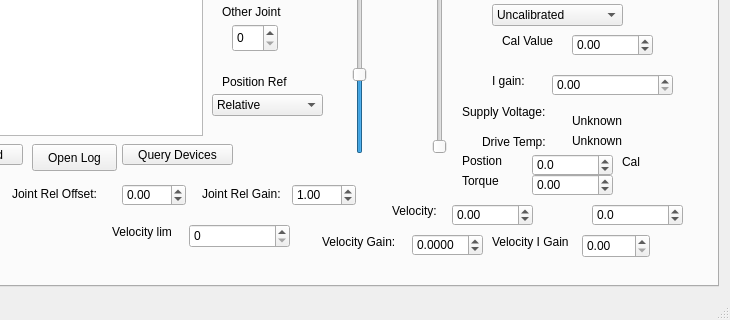
Before: the Qt Designer form Bark/mainwindow.ui in craftit/DogBotSoftware, drawn with Qt 5; both pictures show x 111 to 841 and y 280 to 600 of the 841 by 600 pixel window.
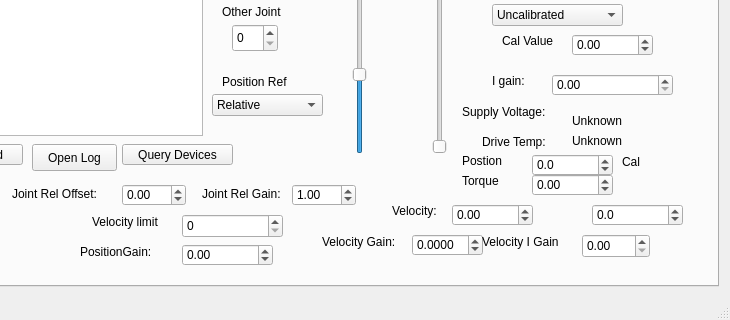
After: the same form once the commit is applied.

```diff
--- a/Bark/mainwindow.ui
+++ b/Bark/mainwindow.ui
@@ -1065,7 +1065,7 @@
        <widget class="QLabel" name="label_25">
         <property name="geometry">
          <rect>
-          <x>590</x>
+          <x>580</x>
           <y>460</y>
           <width>91</width>
           <height>16</height>
@@ -1078,8 +1078,8 @@
        <widget class="QDoubleSpinBox" name="doubleSpinBoxVelocityLimit">
         <property name="geometry">
          <rect>
-          <x>287</x>
-          <y>450</y>
+          <x>280</x>
+          <y>440</y>
           <width>101</width>
           <height>24</height>
          </rect>
@@ -1094,9 +1094,9 @@
        <widget class="QLabel" name="label_26">
         <property name="geometry">
          <rect>
-          <x>210</x>
-          <y>450</y>
-          <width>60</width>
+          <x>190</x>
+          <y>440</y>
+          <width>81</width>
           <height>16</height>
          </rect>
         </property>
@@ -1104,6 +1104,35 @@
          <string>Velocity limit</string>
         </property>
        </widget>
+       <widget class="QDoubleSpinBox" name="doubleSpinBoxPositionGain">
+        <property name="geometry">
+         <rect>
+          <x>280</x>
+          <y>470</y>
+          <width>91</width>
+          <height>22</height>
+         </rect>
+        </property>
+        <property name="minimum">
+         <double>-1000.000000000000000</double>
+        </property>
+        <property name="maximum">
+         <double>1000.000000000000000</double>
+        </property>
+       </widget>
+       <widget class="QLabel" name="label_27">
+        <property name="geometry">
+         <rect>
+          <x>178</x>
+          <y>470</y>
+          <width>81</width>
+          <height>16</height>
+         </rect>
+        </property>
+        <property name="text">
+         <string>PositionGain:</string>
+        </property>
+       </widget>
       </widget>
       <widget class="QWidget" name="tab_2">
        <attribute name="title">
```
Left out of the diff: 2 changed lines with no effect on the pictures.
